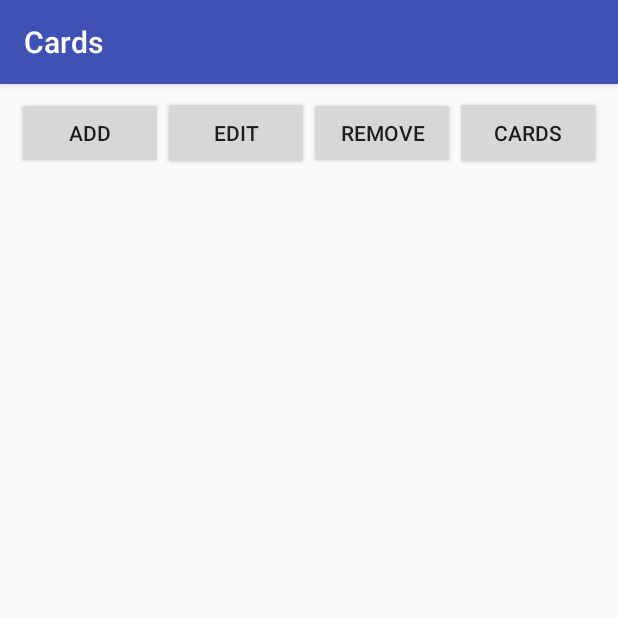
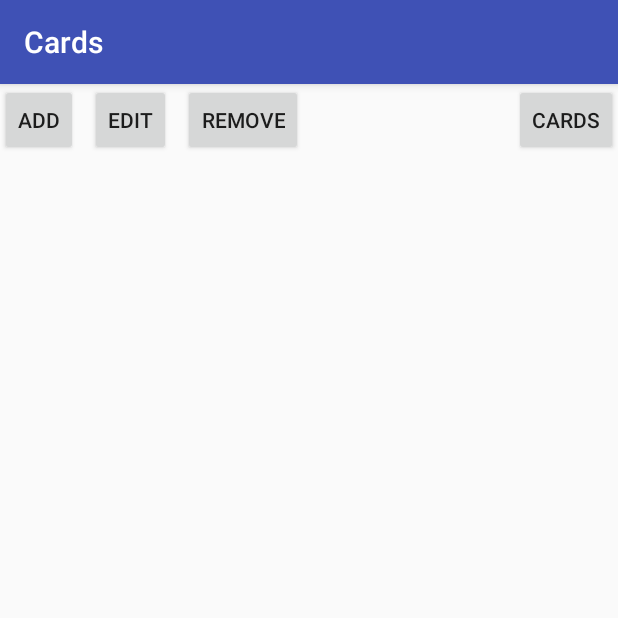
Before and after one commit to SergeiGrimailo/Cards, an Android app: the CardSetsListActivity screen opened directly, with no data from a screen before it, on a phone screen of 412 x 824 dp, the top half of it. Run offline under Robolectric (Android 15) with nearby library versions, the phone set to English and light mode, and no system bars.

Commit message:
[FIX] Fixed screen layouts on small screen sizes.

```diff
--- a/Sources/Cards/app/src/main/res/layout/activity_card_sets_list.xml
+++ b/Sources/Cards/app/src/main/res/layout/activity_card_sets_list.xml
@@ -10,117 +10,116 @@
 
     <FrameLayout
         android:layout_width="0dp"
-        android:layout_height="0dp"
+        android:layout_height="wrap_content"
+        android:id="@+id/frameLayout"
         tools:layout_constraintTop_creator="1"
         tools:layout_constraintRight_creator="1"
-        tools:layout_constraintBottom_creator="1"
-        app:layout_constraintBottom_toTopOf="@+id/lstvCardSets"
-        android:layout_marginStart="11dp"
-        android:layout_marginEnd="11dp"
         app:layout_constraintRight_toRightOf="parent"
-        android:layout_marginTop="8dp"
         tools:layout_constraintLeft_creator="1"
-        android:layout_marginBottom="6dp"
         app:layout_constraintLeft_toLeftOf="parent"
-        app:layout_constraintTop_toTopOf="parent"
-        android:layout_marginLeft="11dp"
-        android:layout_marginRight="11dp">
+        app:layout_constraintTop_toTopOf="parent">
 
         <LinearLayout
             android:id="@+id/panelCardSetsEditing"
             android:layout_width="match_parent"
-            android:layout_height="match_parent"
+            android:layout_height="wrap_content"
             android:orientation="horizontal"
             android:visibility="invisible">
 
             <Button
                 android:id="@+id/btnAdd"
-                android:layout_width="88dp"
-                android:layout_height="48dp"
-                android:layout_weight="1"
+                android:layout_width="wrap_content"
+                android:layout_height="wrap_content"
+                android:minWidth="0dp"
                 android:onClick="onAddButtonClick"
-                android:text="@string/button_label_add"
-                app:layout_constraintLeft_toLeftOf="parent"
-                app:layout_constraintTop_toTopOf="parent"
-                tools:layout_constraintLeft_creator="1"
-                tools:layout_constraintTop_creator="1" />
+                android:text="@string/button_label_add" />
 
             <Button
                 android:id="@+id/btnEdit"
-                android:layout_width="88dp"
-                android:layout_height="49dp"
-                android:layout_weight="1"
+                android:layout_width="wrap_content"
+                android:layout_height="wrap_content"
+                android:layout_marginLeft="8dp"
+                android:minWidth="0dp"
                 android:onClick="onEditButtonClick"
-                android:text="@string/button_label_edit"
-                tools:layout_editor_absoluteX="174dp"
-                tools:layout_editor_absoluteY="0dp" />
+                android:text="@string/button_label_edit" />
 
             <Button
                 android:id="@+id/btnRemove"
-                android:layout_width="88dp"
-                android:layout_height="48dp"
-                android:layout_weight="1"
-                android:text="@string/button_label_remove"
-                app:layout_constraintLeft_toRightOf="@+id/btnAdd"
-                app:layout_constraintTop_toTopOf="parent"
-                tools:layout_constraintLeft_creator="1"
-                tools:layout_constraintTop_creator="1" />
+                android:layout_width="wrap_content"
+                android:layout_height="wrap_content"
+                android:layout_marginLeft="8dp"
+                android:minWidth="0dp"
+                android:text="@string/button_label_remove" />
+
+            <FrameLayout
+                android:layout_width="0dp"
+                android:layout_height="wrap_content"
+                android:layout_weight="1">
 
                 <Button
                     android:id="@+id/btnCards"
-                android:layout_width="88dp"
-                android:layout_height="49dp"
-                android:layout_weight="1"
+                    android:layout_width="wrap_content"
+                    android:layout_height="wrap_content"
+                    android:layout_gravity="right"
+                    android:minWidth="0dp"
                     android:onClick="onCardsButtonClick"
-                android:text="@string/button_label_cards"
-                tools:layout_editor_absoluteX="276dp"
-                tools:layout_editor_absoluteY="16dp" />
+                    android:text="@string/button_label_cards" />
+            </FrameLayout>
+
+
         </LinearLayout>
 
         <LinearLayout
             android:id="@+id/panelCardSetSelect"
             android:layout_width="match_parent"
-            android:layout_height="match_parent"
-            android:orientation="horizontal">
+            android:layout_height="wrap_content"
+            android:orientation="horizontal"
+            android:visibility="visible">
 
             <Button
-                android:id="@+id/button4"
-                android:layout_width="88dp"
-                android:layout_height="49dp"
-                android:layout_weight="1"
+                android:id="@+id/btnViewCards"
+                android:layout_width="wrap_content"
+                android:layout_height="wrap_content"
                 android:onClick="onCardsButtonClick"
-                android:text="@string/button_label_cards"
-                tools:layout_editor_absoluteX="276dp"
-                tools:layout_editor_absoluteY="16dp" />
+                android:text="@string/button_label_cards" />
+
+            <FrameLayout
+                android:layout_width="match_parent"
+                android:layout_height="match_parent">
 
                 <Button
                     android:id="@+id/btnSelectCardSet"
                     android:layout_width="wrap_content"
                     android:layout_height="wrap_content"
-                android:layout_weight="1"
-                android:layout_marginLeft="32dp"
+                    android:layout_gravity="right"
                     android:onClick="onSelectCardSetButtonClick"
                     android:text="@string/button_label_select_card_set" />
+            </FrameLayout>
+
         </LinearLayout>
     </FrameLayout>
 
     <ListView
         android:id="@+id/lstvCardSets"
         android:layout_width="0dp"
-        android:layout_height="420dp"
-        android:layout_marginEnd="12dp"
-        android:layout_marginStart="12dp"
-        android:layout_weight="1"
+        android:layout_height="0dp"
+        android:layout_marginBottom="6dp"
         android:choiceMode="singleChoice"
         android:listSelector="@android:color/holo_orange_light"
+        app:layout_constraintBottom_toBottomOf="parent"
+        app:layout_constraintHorizontal_bias="0.521"
+        app:layout_constraintLeft_toLeftOf="parent"
+        app:layout_constraintRight_toRightOf="parent"
+        tools:layout_constraintBottom_creator="1"
+        tools:layout_constraintLeft_creator="1"
         tools:layout_constraintRight_creator="1"
-        tools:layout_constraintBottom_creator="1"
-        app:layout_constraintBottom_toBottomOf="parent"
-        app:layout_constraintRight_toRightOf="parent"
-        tools:layout_constraintLeft_creator="1"
-        android:layout_marginBottom="10dp"
-        app:layout_constraintLeft_toLeftOf="parent"
-        android:layout_marginLeft="12dp"
-        android:layout_marginRight="12dp" />
+        android:layout_marginTop="8dp"
+        app:layout_constraintTop_toBottomOf="@+id/frameLayout"
+        app:layout_constraintVertical_bias="0.0"
+        tools:layout_constraintTop_creator="1"
+        android:layout_marginStart="9dp"
+        android:layout_marginEnd="9dp"
+        android:layout_marginLeft="9dp"
+        android:layout_marginRight="9dp" />
 
 </android.support.constraint.ConstraintLayout>
--- a/Sources/Cards/app/src/main/res/layout/activity_start.xml
+++ b/Sources/Cards/app/src/main/res/layout/activity_start.xml
@@ -17,7 +17,7 @@
         android:layout_marginStart="43dp"
         android:layout_marginTop="29dp"
         android:onClick="onViewCardSetsButtonClick"
-        android:text="@string/button_label_view_cards"
+        android:text="@string/button_label_view_card_sets"
         app:layout_constraintHorizontal_bias="0.0"
         app:layout_constraintLeft_toLeftOf="parent"
         app:layout_constraintRight_toRightOf="parent"
--- a/Sources/Cards/app/src/main/res/values/strings.xml
+++ b/Sources/Cards/app/src/main/res/values/strings.xml
@@ -1,8 +1,8 @@
 <resources>
     <string name="app_name">Cards</string>
 
-    <string name="button_label_view_cards">View Cards</string>
-    <string name="button_label_new_card_set">New Cards</string>
+    <string name="button_label_view_card_sets">View Card Sets</string>
+    <string name="button_label_new_card_set">New Card Set</string>
 
     <string name="new_cards_name_label">New Cards Name:</string>
     <string name="new_cards_name_default">Enter New Name Here</string>
```
Also changed, not shown: Sources/Cards/app/src/main/res/layout/activity_card_set_cards.xml (+47 -45 lines), 1 other file. Lines whose indentation alone changed are shown as unchanged.
